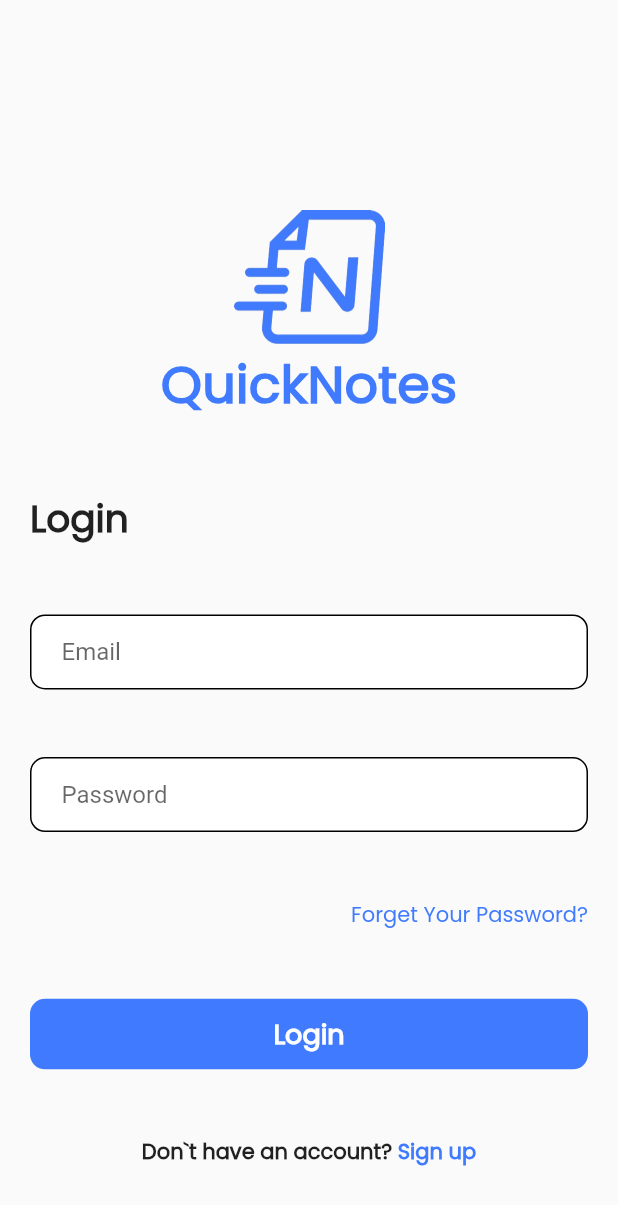
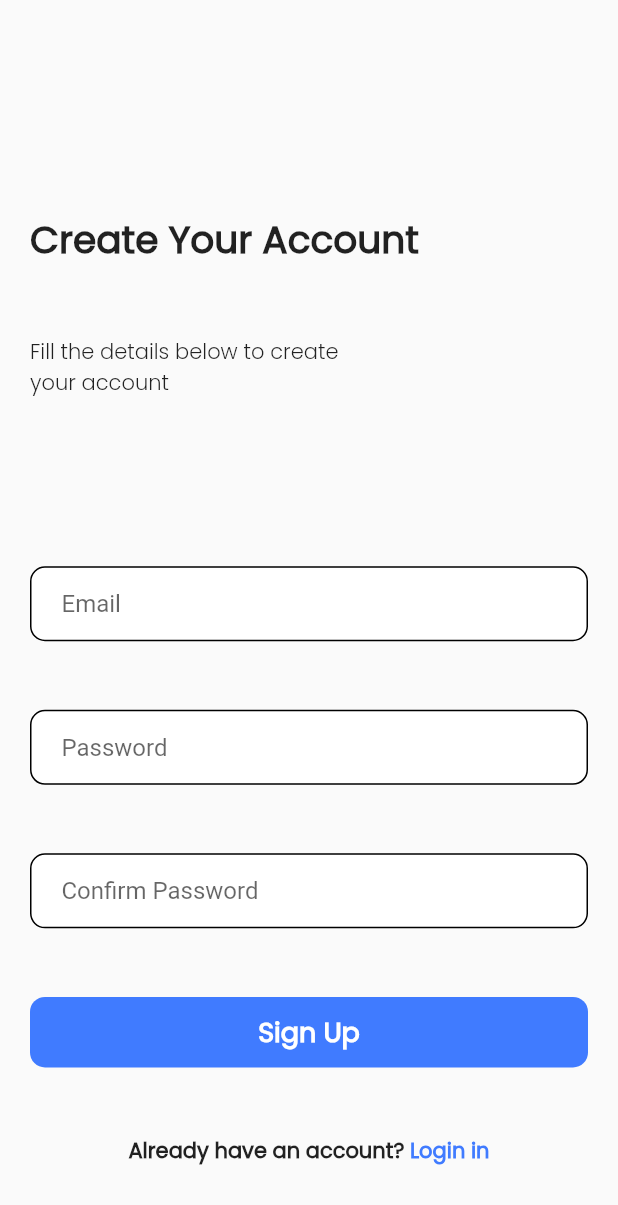
Before and after one commit to talha828/Quick-Notes, a Flutter app: the screen it shows after launch, on a phone screen of 412 x 824 dp. Shown: the top 1205 px of the screen. Run offline on Flutter 3.47's test engine with Material 2 defaults, Android fonts, the phone set to English and light mode, and no system bars; our stand-ins replace page_transition; missing offline and left inert: alert_dialog.

Commit message:
sign up screen

```diff
--- a/lib/main.dart
+++ b/lib/main.dart
@@ -1,5 +1,6 @@
 import 'package:flutter/material.dart';
 import 'package:quick_notes/screens/loginScreen/loginScreen.dart';
+import 'package:quick_notes/screens/signUpScreen/signUpScreen.dart';
 import 'package:quick_notes/screens/splashScreen/splashScreen.dart';
 
 void main() {
@@ -14,7 +15,7 @@ class MyApp extends StatelessWidget {
       theme: ThemeData(
         primarySwatch: Colors.blue,
       ),
-      home: LoginScreen(),
+      home: SignUpScreen(),
     );
   }
 }
--- /dev/null
+++ b/lib/screens/signUpScreen/signUpScreen.dart
@@ -0,0 +1,116 @@
+import 'package:flutter/cupertino.dart';
+import 'package:flutter/material.dart';
+import 'package:quick_notes/constant/constant.dart';
+import 'package:quick_notes/widgets/quickButton.dart';
+import 'package:quick_notes/widgets/quickTextField.dart';
+
+class SignUpScreen extends StatefulWidget {
+  const SignUpScreen({Key? key}) : super(key: key);
+
+  @override
+  State<SignUpScreen> createState() => _SignUpScreenState();
+}
+
+class _SignUpScreenState extends State<SignUpScreen> {
+  TextEditingController email =TextEditingController();
+  TextEditingController password =TextEditingController();
+  TextEditingController confirmPassword =TextEditingController();
+  bool fill=false;
+  @override
+  Widget build(BuildContext context) {
+    return Scaffold(
+      body: Container(
+        padding: EdgeInsets.symmetric(horizontal: 20),
+        child: Column(
+          mainAxisAlignment: MainAxisAlignment.spaceEvenly,
+          crossAxisAlignment: CrossAxisAlignment.stretch,
+          children: [
+            SizedBox(
+              height: 50,
+            ),
+            Container(
+              child: Text(
+                "Create Your Account",
+                style: loginText,
+              ),
+            ),
+            Container(
+              child: Column(
+                crossAxisAlignment: CrossAxisAlignment.start,
+                children: [
+                  Text(
+                    "Fill the details below to create",
+                    style: welcomeDescribeText,
+                  ),
+                  Text(
+                    "your account",
+                    style: welcomeDescribeText,
+                  ),
+                ],
+              ),
+            ),
+            SizedBox(height: 20,),
+            QuickTextField(
+              text: "Email",
+              controller: password,
+              fill: fill,
+              onTap: () {
+                setState(() {
+                  fill = true;
+                });
+              },
+              onChange: (value) {
+                password = TextEditingController(text: value);
+              },
+            ),
+            QuickTextField(
+              text: "Password",
+              controller: password,
+              fill: fill,
+              onTap: () {
+                setState(() {
+                  fill = true;
+                });
+              },
+              onChange: (value) {
+                password = TextEditingController(text: value);
+              },
+            ),
+            QuickTextField(
+              text: "Confirm Password",
+              controller: password,
+              fill: fill,
+              onTap: () {
+                setState(() {
+                  fill = true;
+                });
+              },
+              onChange: (value) {
+                password = TextEditingController(text: value);
+              },
+            ),
+            QuickButton(
+              buttonText: "Sign Up",
+              onTap: () {},
+            ),
+            Row(
+              mainAxisAlignment: MainAxisAlignment.center,
+              children: [
+                Text(
+                    "Already have an account? ",
+                    style: notHaveAccountText
+                ),
+                InkWell(
+                    onTap: () {},
+                    child: Text(
+                        "Login in",
+                        style: signUp
+                    )),
+              ],
+            )
+          ],
+        ),
+      ),
+    );
+  }
+}
```
